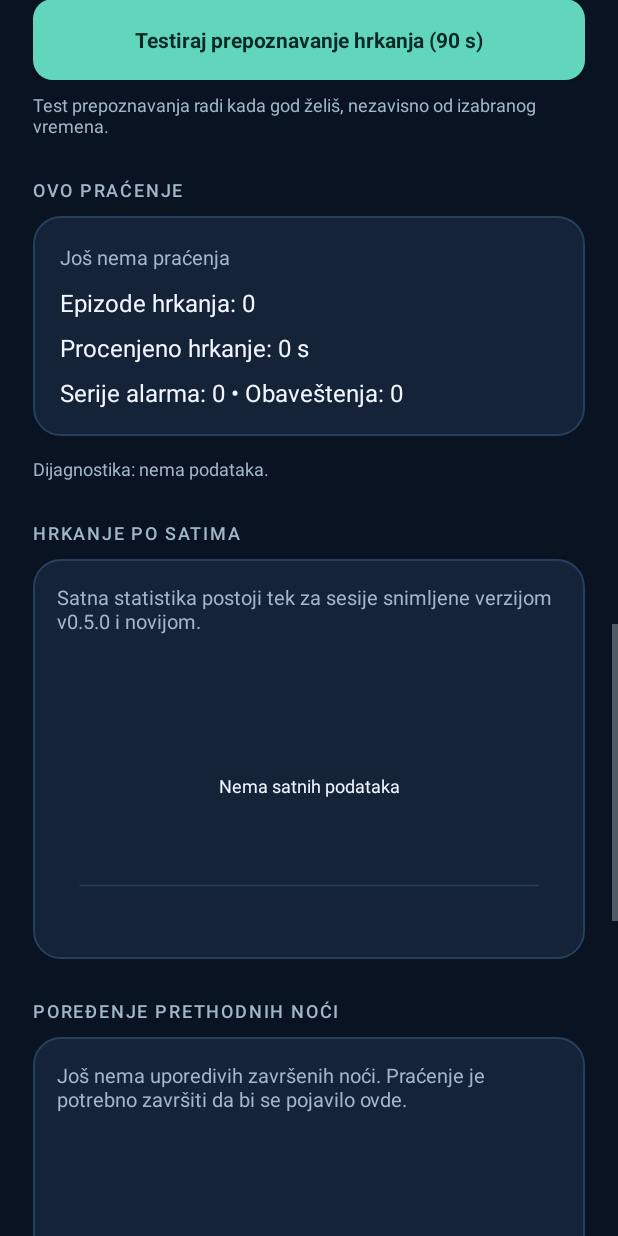
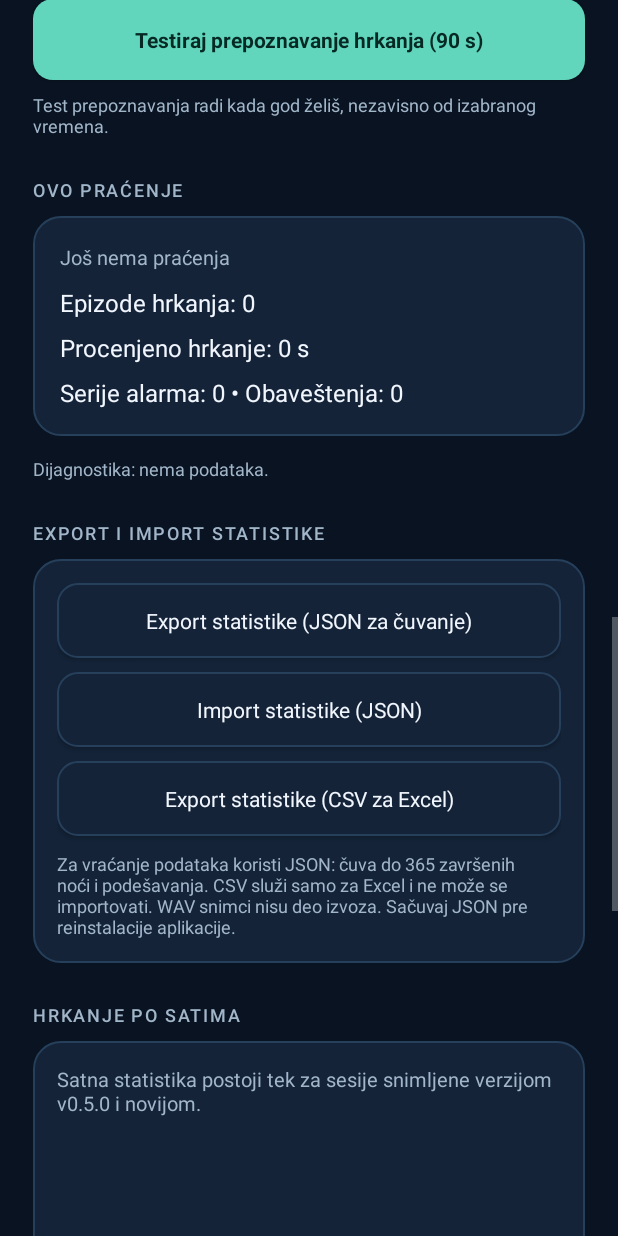
Before and after one commit to miodragmikrut1980/snore-guard, an Android app: the screen it shows after launch (MainActivity), scrolled down 1730 dp, on a phone screen of 412 x 824 dp. Run offline under Robolectric (Android 15) with nearby library versions, the phone set to English and light mode, and no system bars.

Commit message:
Release v0.6.1: explicit JSON statistics export/import with 365-night history

```diff
--- a/app/build.gradle.kts
+++ b/app/build.gradle.kts
@@ -15,8 +15,8 @@ android {
         applicationId = "rs.snoreguard.mvp"
         minSdk = 26
         targetSdk = 35
-        versionCode = 60
-        versionName = "0.6.0"
+        versionCode = 61
+        versionName = "0.6.1"
         testInstrumentationRunner = "androidx.test.runner.AndroidJUnitRunner"
     }
     buildTypes {
--- a/app/src/main/res/layout/activity_main.xml
+++ b/app/src/main/res/layout/activity_main.xml
@@ -183,6 +183,30 @@
             android:text="Dijagnostika će biti prikazana tokom praćenja."
             android:textColor="@color/text_secondary" android:textSize="12sp" />
         <TextView android:layout_width="match_parent" android:layout_height="wrap_content"
+            android:layout_marginTop="26dp" android:text="EXPORT I IMPORT STATISTIKE" android:letterSpacing="0.10"
+            android:fontFamily="sans-serif-medium" android:textSize="12sp" android:textColor="@color/text_secondary" />
+        <LinearLayout android:layout_width="match_parent" android:layout_height="wrap_content"
+            android:layout_marginTop="9dp" android:background="@drawable/bg_card" android:padding="16dp"
+            android:orientation="vertical">
+            <Button android:id="@+id/backupButton" android:layout_width="match_parent"
+                android:layout_height="50dp"
+                android:text="Export statistike (JSON za čuvanje)" android:textAllCaps="false"
+                android:textColor="@color/text_primary" android:background="@drawable/bg_secondary" />
+            <Button android:id="@+id/restoreButton" android:layout_width="match_parent"
+                android:layout_height="50dp" android:layout_marginTop="9dp"
+                android:text="Import statistike (JSON)" android:textAllCaps="false"
+                android:textColor="@color/text_primary" android:background="@drawable/bg_secondary" />
+            <Button android:id="@+id/exportCsvButton" android:layout_width="match_parent"
+                android:layout_height="50dp" android:layout_marginTop="9dp" android:text="Export statistike (CSV za Excel)"
+                android:textAllCaps="false" android:textColor="@color/text_primary"
+                android:background="@drawable/bg_secondary" />
+            <TextView android:id="@+id/exportStatus" android:layout_width="match_parent"
+                android:layout_height="wrap_content" android:layout_marginTop="10dp"
+                android:text="Za vraćanje podataka koristi JSON: čuva do 365 završenih noći i podešavanja. CSV služi samo za Excel i ne može se importovati. WAV snimci nisu deo izvoza. Sačuvaj JSON pre reinstalacije aplikacije."
+                android:textColor="@color/text_secondary" android:textSize="12sp" />
+        </LinearLayout>
+
+        <TextView android:layout_width="match_parent" android:layout_height="wrap_content"
             android:layout_marginTop="26dp" android:text="HRKANJE PO SATIMA" android:letterSpacing="0.10"
             android:fontFamily="sans-serif-medium" android:textSize="12sp" android:textColor="@color/text_secondary" />
         <LinearLayout android:layout_width="match_parent" android:layout_height="wrap_content"
@@ -236,30 +260,6 @@
                 android:textColor="@color/text_secondary" />
         </LinearLayout>
         <TextView android:layout_width="match_parent" android:layout_height="wrap_content"
-            android:layout_marginTop="26dp" android:text="IZVOZ I REZERVNA KOPIJA" android:letterSpacing="0.10"
-            android:fontFamily="sans-serif-medium" android:textSize="12sp" android:textColor="@color/text_secondary" />
-        <LinearLayout android:layout_width="match_parent" android:layout_height="wrap_content"
-            android:layout_marginTop="9dp" android:background="@drawable/bg_card" android:padding="16dp"
-            android:orientation="vertical">
-            <Button android:id="@+id/exportCsvButton" android:layout_width="match_parent"
-                android:layout_height="50dp" android:text="Izvezi statistiku (CSV)"
-                android:textAllCaps="false" android:textColor="@color/text_primary"
-                android:background="@drawable/bg_secondary" />
-            <Button android:id="@+id/backupButton" android:layout_width="match_parent"
-                android:layout_height="50dp" android:layout_marginTop="9dp"
-                android:text="Sačuvaj rezervnu kopiju (JSON)" android:textAllCaps="false"
-                android:textColor="@color/text_primary" android:background="@drawable/bg_secondary" />
-            <Button android:id="@+id/restoreButton" android:layout_width="match_parent"
-                android:layout_height="50dp" android:layout_marginTop="9dp"
-                android:text="Vrati rezervnu kopiju" android:textAllCaps="false"
-                android:textColor="@color/text_primary" android:background="@drawable/bg_secondary" />
-            <TextView android:id="@+id/exportStatus" android:layout_width="match_parent"
-                android:layout_height="wrap_content" android:layout_marginTop="10dp"
-                android:text="Fajlovi ostaju na lokaciji koju izabereš. Ne šalju se na server."
-                android:textColor="@color/text_secondary" android:textSize="12sp" />
-        </LinearLayout>
-
-        <TextView android:layout_width="match_parent" android:layout_height="wrap_content"
             android:layout_marginTop="26dp" android:text="PRETHODNE NOĆI" android:letterSpacing="0.10"
             android:fontFamily="sans-serif-medium" android:textSize="12sp" android:textColor="@color/text_secondary" />
         <TextView android:id="@+id/historyText" android:layout_width="match_parent" android:layout_height="wrap_content"
```
Also changed, not shown: app/src/main/java/rs/snoreguard/mvp/MainActivity.kt (+18 -11 lines), app/src/main/java/rs/snoreguard/mvp/SessionStore.kt (+16 -8 lines), 3 other files.
